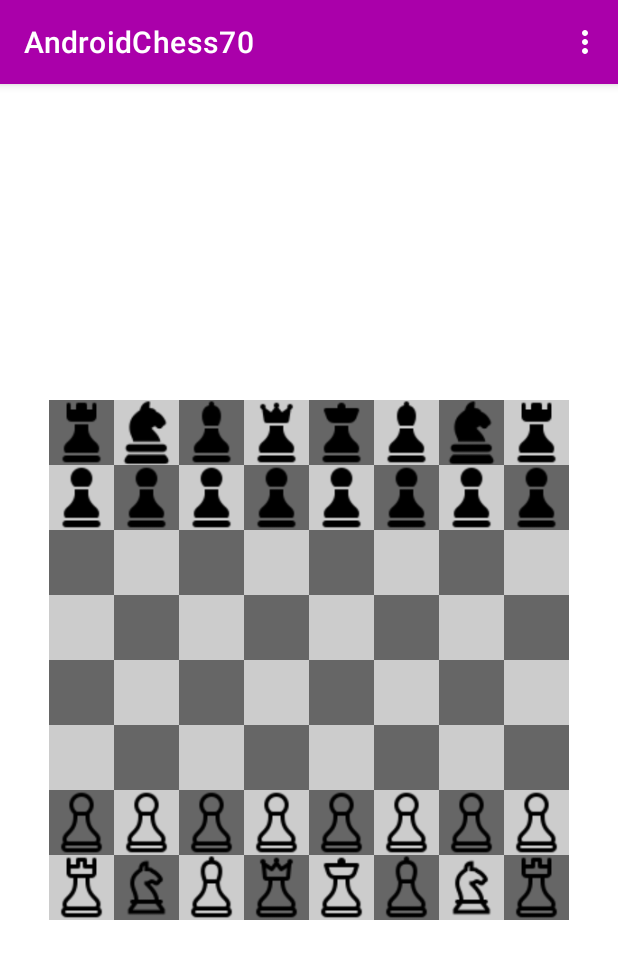
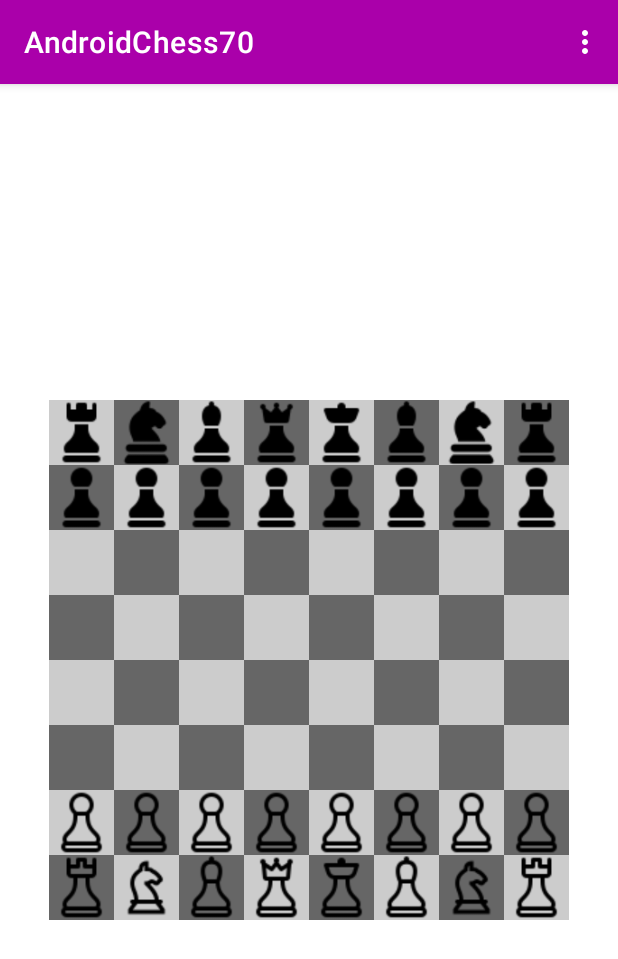
Before and after one commit to jnl27/android70, an Android app: the MainActivity screen opened directly, with no data from a screen before it, after a tap on an icon or button, on a phone screen of 412 x 824 dp. Shown: the top 959 px of the screen. Run offline under Robolectric (Android 15) with nearby library versions, the phone set to English and light mode, and no system bars.

Commit message:
switched up bg tiles

```diff
--- a/app/src/main/java/com/example/androidchess70/MainActivity.java
+++ b/app/src/main/java/com/example/androidchess70/MainActivity.java
@@ -223,6 +223,15 @@ public class MainActivity extends AppCompatActivity implements View.OnClickListe
         displayBoard[7][7] = (TextView) findViewById(R.id.F77);
         displayBoardBg[7][7] = (TextView) findViewById(R.id.bg77);
 
+        for (int i=0; i<8; i++){ //colors switch in original setup, lazy fix
+            for (int j=0; j<8; j++){
+                if ((i+j)%2 == 0){
+                    displayBoardBg[j][i].setBackgroundResource(R.color.colorBoardLight);
+                }else {
+                    displayBoardBg[j][i].setBackgroundResource(R.color.colorBoardDark);
+                }
+            }
+        }
         placePieces();
     }
 
@@ -482,12 +491,15 @@ public class MainActivity extends AppCompatActivity implements View.OnClickListe
                 Log.d("ChessApp", "empty select!");
                 return;
             }else if (chessBoard.grid[clickedSpot.getXCoordinate()][clickedSpot.getYCoordinate()].getPiece().getColor() != currColor) {//wrong turn, do nothing
+                Toast.makeText(this, "wrong color!", Toast.LENGTH_SHORT).show();
                 Log.d("ChessApp", "wrong color!");
                 return;
             }else if (noValidMoves(chessBoard.grid[clickedSpot.getXCoordinate()][clickedSpot.getYCoordinate()].getPiece())){
+                Toast.makeText(this, "No valid moves for piece " + chessBoard.grid[clickedSpot.getXCoordinate()][clickedSpot.getYCoordinate()].getPiece().getPieceName(), Toast.LENGTH_SHORT).show();
                 Log.d("ChessApp", "No valid moves for piece " + chessBoard.grid[clickedSpot.getXCoordinate()][clickedSpot.getYCoordinate()].getPiece().getPieceName());
                 return;
             }else if (!canBlockCheck(clickedSpot) && !(chessBoard.grid[clickedSpot.getXCoordinate()][clickedSpot.getYCoordinate()].getPiece() instanceof King) && ((whiteTurn && isKingInCheck(0, findKingPosition(0, chessBoard), chessBoard)) || (!whiteTurn && isKingInCheck(1, findKingPosition(1, chessBoard), chessBoard)))){ //King is in check, move something else dummy
+                Toast.makeText(this, "Selected Piece cannot block check!", Toast.LENGTH_SHORT).show();
                 Log.d("ChessApp", "Selected Piece cannot block check!");
                 return;
             }else{ //valid selection
@@ -617,16 +629,16 @@ public class MainActivity extends AppCompatActivity implements View.OnClickListe
                     displayBoard[xfrom][yfrom].setBackgroundResource(0);
                     //clear color selection
                     if ((xfrom + yfrom)%2 == 0) {
+                        displayBoardBg[xfrom][yfrom].setBackgroundResource(R.color.colorBoardLight);
+                    }else {
                         displayBoardBg[xfrom][yfrom].setBackgroundResource(R.color.colorBoardDark);
-                    }else {
-                        displayBoardBg[xfrom][yfrom].setBackgroundResource(R.color.colorBoardLight);
                     }
                     if (!isKingInCheck(currColor, findKingPosition(currColor, chessBoard), chessBoard)){
                         Spot kingSpot = findKingPosition(currColor, chessBoard);
                         if ((kingSpot.getXCoordinate() + kingSpot.getYCoordinate()) % 2 == 0) {
+                            displayBoardBg[kingSpot.getXCoordinate()][kingSpot.getYCoordinate()].setBackgroundResource(R.color.colorBoardLight);
+                        }else {
                             displayBoardBg[kingSpot.getXCoordinate()][kingSpot.getYCoordinate()].setBackgroundResource(R.color.colorBoardDark);
-                        } else {
-                            displayBoardBg[kingSpot.getXCoordinate()][kingSpot.getYCoordinate()].setBackgroundResource(R.color.colorBoardLight);
                         }
                     }
                     firstClick = true;
@@ -650,9 +662,9 @@ public class MainActivity extends AppCompatActivity implements View.OnClickListe
                     }
                 } else {
                     if ((kingSpot.getXCoordinate() + kingSpot.getYCoordinate()) % 2 == 0) {
+                        displayBoardBg[kingSpot.getXCoordinate()][kingSpot.getYCoordinate()].setBackgroundResource(R.color.colorBoardLight);
+                    }else {
                         displayBoardBg[kingSpot.getXCoordinate()][kingSpot.getYCoordinate()].setBackgroundResource(R.color.colorBoardDark);
-                    } else {
-                        displayBoardBg[kingSpot.getXCoordinate()][kingSpot.getYCoordinate()].setBackgroundResource(R.color.colorBoardLight);
                     }
                 }
                 Log.d("ChessApp", "White's move: ");
@@ -672,9 +684,9 @@ public class MainActivity extends AppCompatActivity implements View.OnClickListe
                     }
                 } else {
                     if ((kingSpot.getXCoordinate() + kingSpot.getYCoordinate()) % 2 == 0) {
+                        displayBoardBg[kingSpot.getXCoordinate()][kingSpot.getYCoordinate()].setBackgroundResource(R.color.colorBoardLight);
+                    }else {
                         displayBoardBg[kingSpot.getXCoordinate()][kingSpot.getYCoordinate()].setBackgroundResource(R.color.colorBoardDark);
-                    } else {
-                        displayBoardBg[kingSpot.getXCoordinate()][kingSpot.getYCoordinate()].setBackgroundResource(R.color.colorBoardLight);
                     }
                 }
                 Log.d("ChessApp", "Black's Move");
```
